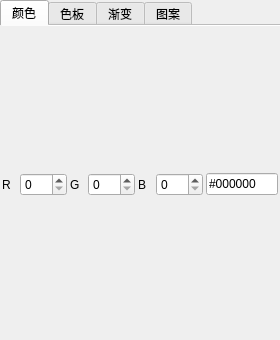
The window that psDemo/ui/colorspanel.ui (littletenyuan01/photoshopDemo) describes before a commit, drawn with Qt 5.
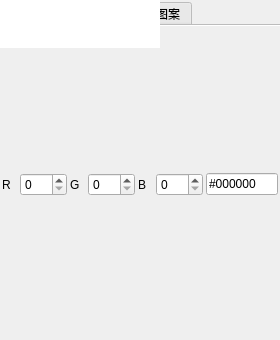
The same window after the commit. Icons and pictures are not drawn. Custom widgets are drawn as their Qt base class.

```diff
--- a/psDemo/ui/colorspanel.ui
+++ b/psDemo/ui/colorspanel.ui
@@ -388,6 +388,160 @@
     </widget>
    </item>
   </layout>
+  <widget class="QToolButton" name="btnPanelMenu">
+   <property name="geometry">
+    <rect>
+     <x>0</x>
+     <y>0</y>
+     <width>22</width>
+     <height>22</height>
+    </rect>
+   </property>
+   <property name="toolTip">
+    <string>面板选项</string>
+   </property>
+   <property name="text">
+    <string>≡</string>
+   </property>
+   <property name="autoRaise">
+    <bool>true</bool>
+   </property>
+  </widget>
+  <!-- 芯片网格外观模板：运行时隐藏；attachChipGrid 只克隆属性再填数据 -->
+  <widget class="QListWidget" name="chipGridTemplate">
+   <property name="geometry">
+    <rect>
+     <x>0</x>
+     <y>0</y>
+     <width>120</width>
+     <height>28</height>
+    </rect>
+   </property>
+   <property name="visible">
+    <bool>false</bool>
+   </property>
+   <property name="toolTip">
+    <string>色板色块网格模板（运行时隐藏）</string>
+   </property>
+   <property name="frameShape">
+    <enum>QFrame::Shape::NoFrame</enum>
+   </property>
+   <property name="horizontalScrollBarPolicy">
+    <enum>Qt::ScrollBarPolicy::ScrollBarAlwaysOff</enum>
+   </property>
+   <property name="verticalScrollBarPolicy">
+    <enum>Qt::ScrollBarPolicy::ScrollBarAlwaysOff</enum>
+   </property>
+   <property name="autoScroll">
+    <bool>false</bool>
+   </property>
+   <property name="editTriggers">
+    <set>QAbstractItemView::EditTrigger::NoEditTriggers</set>
+   </property>
+   <property name="showDropIndicator" stdset="0">
+    <bool>false</bool>
+   </property>
+   <property name="dragDropMode">
+    <enum>QAbstractItemView::DragDropMode::NoDragDrop</enum>
+   </property>
+   <property name="selectionMode">
+    <enum>QAbstractItemView::SelectionMode::SingleSelection</enum>
+   </property>
+   <property name="iconSize">
+    <size>
+     <width>22</width>
+     <height>22</height>
+    </size>
+   </property>
+   <property name="verticalScrollMode">
+    <enum>QAbstractItemView::ScrollMode::ScrollPerPixel</enum>
+   </property>
+   <property name="movement">
+    <enum>QListView::Movement::Static</enum>
+   </property>
+   <property name="flow">
+    <enum>QListView::Flow::LeftToRight</enum>
+   </property>
+   <property name="isWrapping" stdset="0">
+    <bool>true</bool>
+   </property>
+   <property name="resizeMode">
+    <enum>QListView::ResizeMode::Adjust</enum>
+   </property>
+   <property name="viewMode">
+    <enum>QListView::ViewMode::IconMode</enum>
+   </property>
+   <property name="uniformItemSizes">
+    <bool>true</bool>
+   </property>
+   <property name="spacing">
+    <number>2</number>
+   </property>
+   <property name="gridSize">
+    <size>
+     <width>28</width>
+     <height>28</height>
+    </size>
+   </property>
+  </widget>
+  <widget class="QListWidget" name="presetGridTemplate">
+   <property name="geometry">
+    <rect>
+     <x>0</x>
+     <y>0</y>
+     <width>160</width>
+     <height>48</height>
+    </rect>
+   </property>
+   <property name="visible">
+    <bool>false</bool>
+   </property>
+   <property name="toolTip">
+    <string>渐变/图案方块网格模板（运行时隐藏）</string>
+   </property>
+   <property name="frameShape">
+    <enum>QFrame::Shape::NoFrame</enum>
+   </property>
+   <property name="horizontalScrollBarPolicy">
+    <enum>Qt::ScrollBarPolicy::ScrollBarAlwaysOff</enum>
+   </property>
+   <property name="verticalScrollBarPolicy">
+    <enum>Qt::ScrollBarPolicy::ScrollBarAlwaysOff</enum>
+   </property>
+   <property name="iconSize">
+    <size>
+     <width>40</width>
+     <height>40</height>
+    </size>
+   </property>
+   <property name="movement">
+    <enum>QListView::Movement::Static</enum>
+   </property>
+   <property name="flow">
+    <enum>QListView::Flow::LeftToRight</enum>
+   </property>
+   <property name="isWrapping" stdset="0">
+    <bool>true</bool>
+   </property>
+   <property name="resizeMode">
+    <enum>QListView::ResizeMode::Adjust</enum>
+   </property>
+   <property name="viewMode">
+    <enum>QListView::ViewMode::IconMode</enum>
+   </property>
+   <property name="uniformItemSizes">
+    <bool>true</bool>
+   </property>
+   <property name="spacing">
+    <number>2</number>
+   </property>
+   <property name="gridSize">
+    <size>
+     <width>48</width>
+     <height>48</height>
+    </size>
+   </property>
+  </widget>
  </widget>
  <customwidgets>
   <customwidget>
```
Left out of the diff: 747 changed lines with no effect on the pictures.
